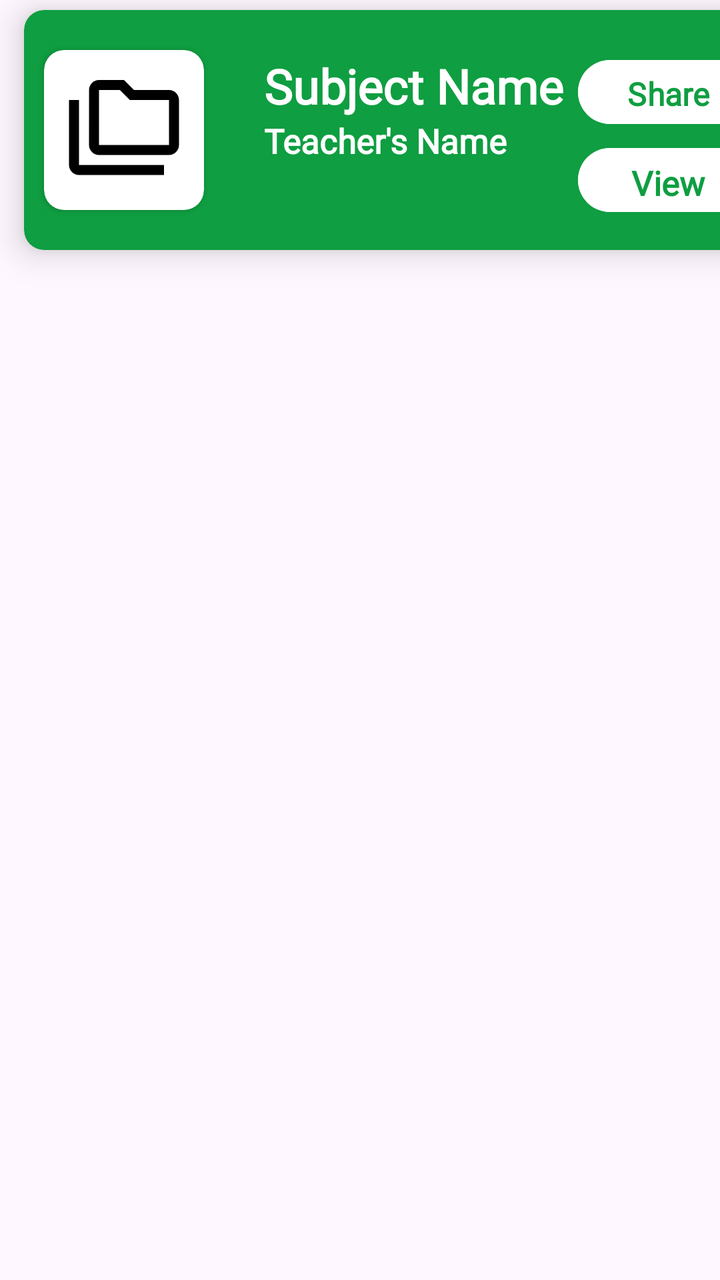
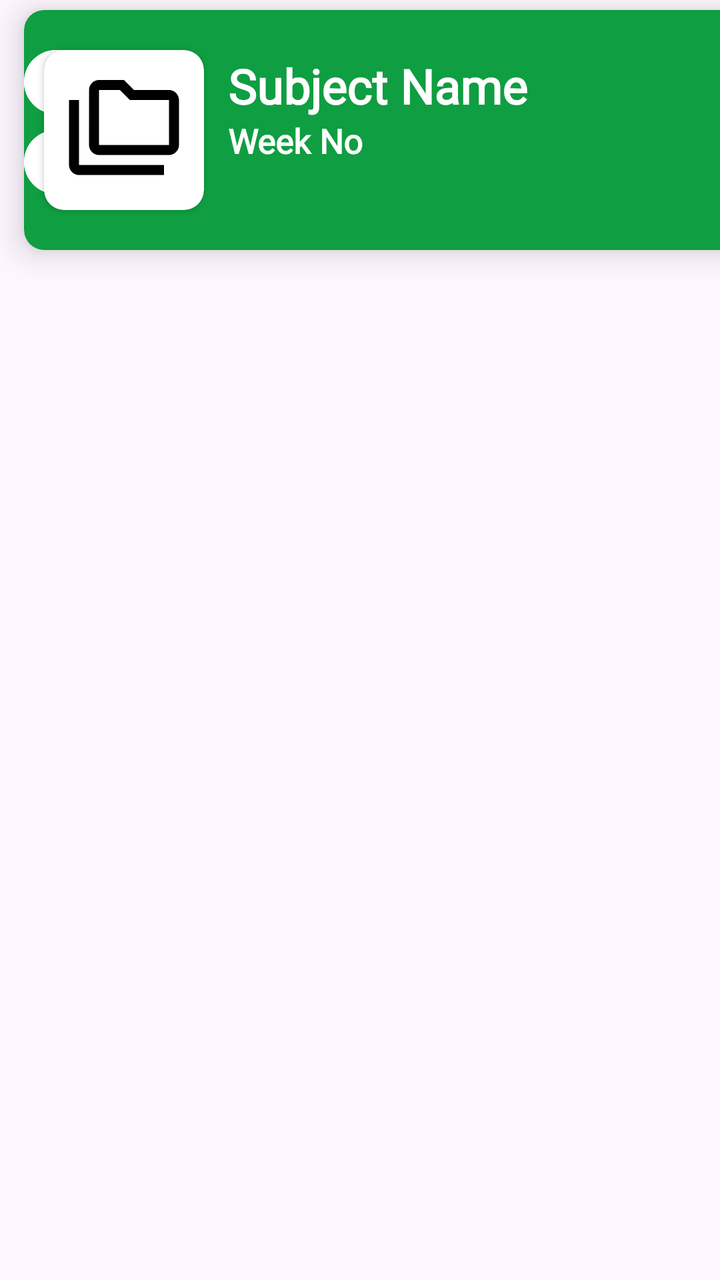

Two renders of the same Android screen: before a commit and after it. Below are the layout's source before the change and the commit's diff.
<!-- AndroidManifest.xml: application theme Theme.LessonMaker -->
<!-- res/layout/list_item_downloaded_nots.xml -->
<?xml version="1.0" encoding="utf-8"?>
<LinearLayout xmlns:android="http://schemas.android.com/apk/res/android"
    android:layout_width="wrap_content"
    android:layout_height="wrap_content"
    xmlns:app="http://schemas.android.com/apk/res-auto"
    android:orientation="vertical">


    <androidx.cardview.widget.CardView
        android:layout_marginTop="5dp"
        android:layout_marginStart="12dp"
        android:layout_width="370dp"
        android:layout_height="120dp"
        android:backgroundTint="@color/biitGreen"
        app:layout_constraintEnd_toEndOf="parent"
        app:layout_constraintStart_toStartOf="parent"
        app:layout_constraintTop_toTopOf="parent"
        app:cardCornerRadius="10dp"
        app:cardElevation="10dp"
        android:layout_marginBottom="20dp">

        <androidx.constraintlayout.widget.ConstraintLayout
            android:layout_width="match_parent"
            android:layout_height="match_parent">

            <androidx.cardview.widget.CardView
                android:id="@+id/cardView"
                android:layout_width="wrap_content"
                android:layout_height="wrap_content"
                android:layout_marginStart="10dp"
                android:background="@color/white"
                app:cardCornerRadius="10dp"
                app:layout_constraintBottom_toBottomOf="parent"
                app:layout_constraintLeft_toLeftOf="parent"
                app:layout_constraintTop_toTopOf="parent">

                <ImageButton
                    android:id="@+id/Subject"
                    android:layout_width="80dp"
                    android:layout_height="80dp"
                    android:background="@android:color/transparent"
                    android:contentDescription="@string/open"
                    android:scaleType="centerInside"
                    android:src="@drawable/outline_folder_copy_24" />

            </androidx.cardview.widget.CardView>

            <TextView
                android:id="@+id/SubjectName"
                android:layout_width="wrap_content"
                android:layout_height="wrap_content"
                android:layout_marginStart="30dp"
                android:fontFamily="@font/jost_medium"
                android:text="@string/subject_name"
                android:textColor="@color/white"
                android:textSize="24sp"
                android:textStyle="bold"
                app:layout_constraintBottom_toBottomOf="parent"
                app:layout_constraintRight_toRightOf="parent"
                app:layout_constraintStart_toEndOf="@+id/cardView"
                app:layout_constraintTop_toTopOf="parent"
                app:layout_constraintVertical_bias="0.247" />

            <TextView
                android:id="@+id/teachersName"
                android:layout_width="wrap_content"
                android:layout_height="wrap_content"
                android:layout_marginTop="0dp"
                android:fontFamily="@font/jost_medium"
                android:text="@string/teacher_s_name"
                android:textColor="@color/white"
                android:textSize="17sp"
                android:textStyle="bold"
                app:layout_constraintBottom_toBottomOf="parent"
                app:layout_constraintEnd_toEndOf="@+id/SubjectName"
                app:layout_constraintHorizontal_bias="0.0"
                app:layout_constraintStart_toStartOf="@+id/SubjectName"
                app:layout_constraintTop_toBottomOf="@+id/SubjectName"
                app:layout_constraintVertical_bias="0.0" />

            <androidx.cardview.widget.CardView
                android:layout_width="wrap_content"
                android:layout_height="wrap_content"
                app:layout_constraintLeft_toLeftOf="parent"
                app:layout_constraintRight_toRightOf="parent"
                app:layout_constraintBottom_toBottomOf="parent"
                app:cardCornerRadius="50dp"
                android:layout_marginStart="270dp"
                android:layout_marginBottom="10dp"
                app:cardElevation="40dp">



            </androidx.cardview.widget.CardView>

            <Button
                android:layout_width="90dp"
                android:layout_height="40dp"
                android:backgroundTint="@color/white"
                android:fontFamily="@font/jost_medium"
                android:text="@string/share"
                android:textAlignment="center"
                android:textColor="@color/biitGreen"
                android:textSize="16sp"
                android:textStyle="bold"
                app:layout_constraintBottom_toBottomOf="parent"
                app:layout_constraintHorizontal_bias="0.989"
                app:layout_constraintLeft_toLeftOf="parent"
                app:layout_constraintRight_toRightOf="parent"
                app:layout_constraintTop_toTopOf="parent"
                app:layout_constraintVertical_bias="0.262" />

            <Button
                android:id="@+id/openSubjectNotes"
                android:layout_width="90dp"
                android:layout_height="40dp"
                android:backgroundTint="@color/white"
                android:fontFamily="@font/jost_medium"
                android:text="@string/view"
                android:textAlignment="center"
                android:textColor="@color/biitGreen"
                android:textSize="17sp"
                android:textStyle="bold"
                app:layout_constraintBottom_toBottomOf="parent"
                app:layout_constraintHorizontal_bias="0.989"
                app:layout_constraintLeft_toLeftOf="parent"
                app:layout_constraintRight_toRightOf="parent"
                app:layout_constraintTop_toTopOf="parent"
                app:layout_constraintVertical_bias="0.812" />

        </androidx.constraintlayout.widget.ConstraintLayout>


    </androidx.cardview.widget.CardView>

</LinearLayout>
<!-- resources referenced by this layout -->
<resources>
  <color name="biitGreen">#0F9E41</color>
  <color name="white">#FFFFFFFF</color>
  <!-- drawable outline_folder_copy_24 (drawable) -->
  <vector xmlns:android="http://schemas.android.com/apk/res/android" android:height="60dp" android:tint="#000000" android:viewportHeight="24" android:viewportWidth="24" android:width="60dp">
        
      <path android:fillColor="@android:color/white" android:pathData="M3,19h17v2H3c-1.1,0 -2,-0.9 -2,-2V6h2V19zM23,6v9c0,1.1 -0.9,2 -2,2H7c-1.1,0 -2,-0.9 -2,-2L5.01,4C5.01,2.9 5.9,2 7,2h5l2,2h7C22.1,4 23,4.9 23,6zM7,15h14V6h-7.83l-2,-2H7V15z"/>
      
  </vector>
  <string name="open">OPEN</string>
  <string name="share">Share</string>
  <string name="subject_name">Subject Name</string>
  <string name="teacher_s_name">Teacher\'s Name</string>
  <string name="view">View</string>
  <style name="Theme.LessonMaker" parent="Base.Theme.LessonMaker" />
  <style name="Base.Theme.LessonMaker" parent="Theme.Material3.DayNight.NoActionBar">
          
          
      </style>
</resources>

<!-- the commit's change to res/layout/list_item_downloaded_nots.xml (unified diff, before → after) -->
@@ -1,5 +1,6 @@
 <?xml version="1.0" encoding="utf-8"?>
 <LinearLayout xmlns:android="http://schemas.android.com/apk/res/android"
+    xmlns:tools="http://schemas.android.com/tools"
     android:layout_width="wrap_content"
     android:layout_height="wrap_content"
     xmlns:app="http://schemas.android.com/apk/res-auto"
@@ -49,7 +50,7 @@
                 android:id="@+id/SubjectName"
                 android:layout_width="wrap_content"
                 android:layout_height="wrap_content"
-                android:layout_marginStart="30dp"
+                android:layout_marginStart="12dp"
                 android:fontFamily="@font/jost_medium"
                 android:text="@string/subject_name"
                 android:textColor="@color/white"
@@ -67,7 +68,7 @@
                 android:layout_height="wrap_content"
                 android:layout_marginTop="0dp"
                 android:fontFamily="@font/jost_medium"
-                android:text="@string/teacher_s_name"
+                android:text="@string/week_no"
                 android:textColor="@color/white"
                 android:textSize="17sp"
                 android:textStyle="bold"
@@ -77,6 +78,8 @@
                 app:layout_constraintStart_toStartOf="@+id/SubjectName"
                 app:layout_constraintTop_toBottomOf="@+id/SubjectName"
                 app:layout_constraintVertical_bias="0.0" />
+
+
 
             <androidx.cardview.widget.CardView
                 android:layout_width="wrap_content"
@@ -94,21 +97,21 @@
             </androidx.cardview.widget.CardView>
 
             <Button
+                android:id="@+id/button"
                 android:layout_width="90dp"
                 android:layout_height="40dp"
                 android:backgroundTint="@color/white"
                 android:fontFamily="@font/jost_medium"
                 android:text="@string/share"
+
                 android:textAlignment="center"
                 android:textColor="@color/biitGreen"
                 android:textSize="16sp"
                 android:textStyle="bold"
                 app:layout_constraintBottom_toBottomOf="parent"
-                app:layout_constraintHorizontal_bias="0.989"
-                app:layout_constraintLeft_toLeftOf="parent"
-                app:layout_constraintRight_toRightOf="parent"
                 app:layout_constraintTop_toTopOf="parent"
-                app:layout_constraintVertical_bias="0.262" />
+                app:layout_constraintVertical_bias="0.2"
+                tools:layout_editor_absoluteX="280dp" />
 
             <Button
                 android:id="@+id/openSubjectNotes"
@@ -121,12 +124,8 @@
                 android:textColor="@color/biitGreen"
                 android:textSize="17sp"
                 android:textStyle="bold"
-                app:layout_constraintBottom_toBottomOf="parent"
-                app:layout_constraintHorizontal_bias="0.989"
-                app:layout_constraintLeft_toLeftOf="parent"
-                app:layout_constraintRight_toRightOf="parent"
-                app:layout_constraintTop_toTopOf="parent"
-                app:layout_constraintVertical_bias="0.812" />
+                app:layout_constraintStart_toStartOf="@+id/button"
+                app:layout_constraintTop_toBottomOf="@+id/button" />
 
         </androidx.constraintlayout.widget.ConstraintLayout>
 
<!-- resource entries referenced after the edit -->
@@ -11,8 +11,8 @@
   <string name="open">OPEN</string>
   <string name="share">Share</string>
   <string name="subject_name">Subject Name</string>
-  <string name="teacher_s_name">Teacher\'s Name</string>
   <string name="view">View</string>
+  <string name="week_no">Week No</string>
   <style name="Theme.LessonMaker" parent="Base.Theme.LessonMaker" />
   <style name="Base.Theme.LessonMaker" parent="Theme.Material3.DayNight.NoActionBar">
           
